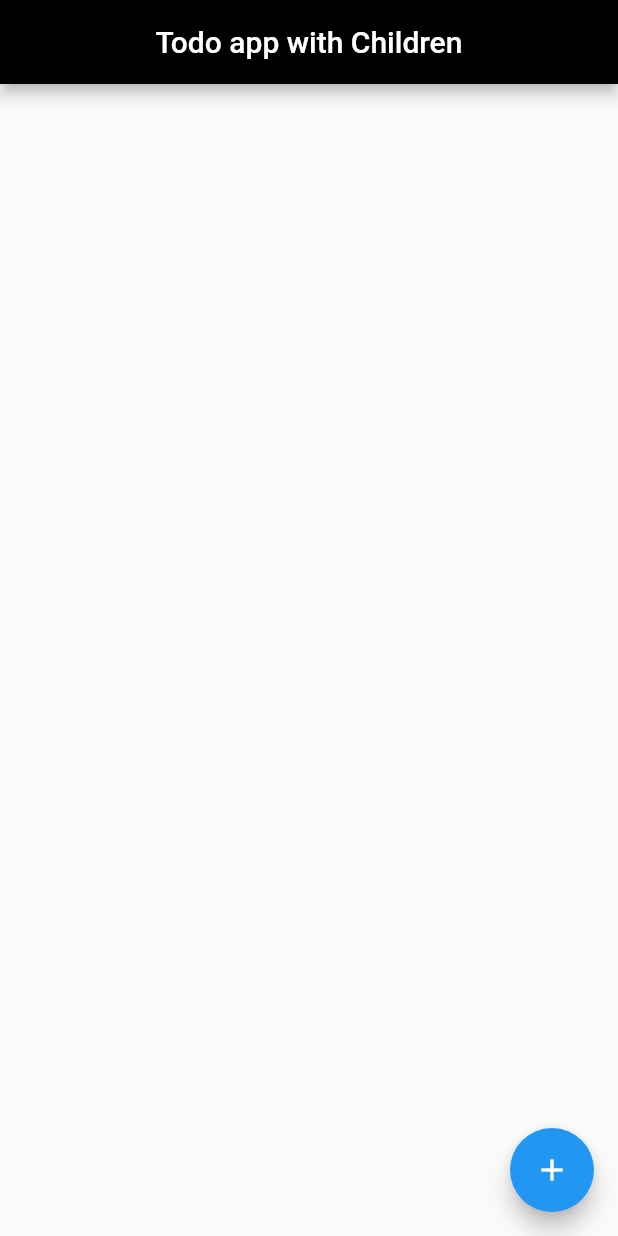
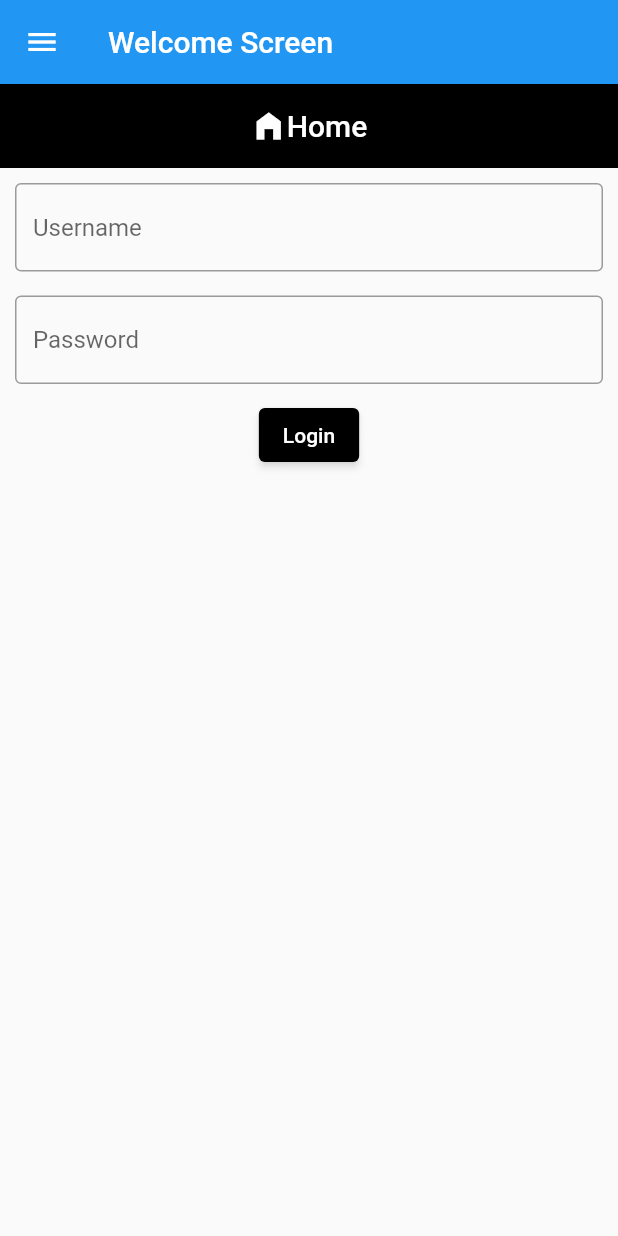
Before and after one commit to ergincetn01/flutter-todo2, a Flutter app: the screen it shows after launch, on a phone screen of 412 x 824 dp. Run offline on Flutter 3.47's test engine with Material 2 defaults, Android fonts, the phone set to English and light mode, and no system bars; drawn by our look-alikes of flutter_form_builder; our stand-ins replace flutter_slidable, hive, hive_flutter; accounts and stored records are empty.

Commit message:
box name modif. drawer components finished

```diff
--- a/lib/data/database.dart
+++ b/lib/data/database.dart
@@ -4,7 +4,7 @@ import 'package:todo2/util/basic_tile.dart';
 class Database {
   List<BasicTile> todoList = [];
 
-  final _myBox = Hive.box('mybox');
+  final _myBox = Hive.box('todo2box');
 
   void insertTodoItem(BasicTile tile) {
     todoList.add(tile);
--- a/lib/main.dart
+++ b/lib/main.dart
@@ -1,12 +1,13 @@
 import "package:flutter/material.dart";
 import "package:hive_flutter/hive_flutter.dart";
-import "package:todo2/pages/home_page.dart";
+import 'package:todo2/pages/home_screen.dart';
+import "package:todo2/pages/welcome_screen.dart";
 import "package:todo2/util/basic_tile.dart";
 
 void main() async {
   await Hive.initFlutter();
   Hive.registerAdapter(BasicTileAdapter());
-  await Hive.openBox('mybox');
+  await Hive.openBox('todo2box');
 
   runApp(const TodoApp());
 }
@@ -17,7 +18,7 @@ class TodoApp extends StatelessWidget {
   @override
   Widget build(BuildContext context) {
     return MaterialApp(
-      home: const HomePage(),
+      home: const WelcomeScreen(title: "Welcome Screen"),
       theme: ThemeData(primarySwatch: Colors.blue),
     );
   }
--- /dev/null
+++ b/lib/pages/home_screen.dart
@@ -0,0 +1,132 @@
+import 'package:flutter/material.dart';
+import 'package:flutter_form_builder/flutter_form_builder.dart';
+
+class HomePage extends StatefulWidget {
+  const HomePage({super.key});
+
+  @override
+  State<HomePage> createState() => _HomePageState();
+}
+
+class _HomePageState extends State<HomePage> {
+  @override
+  Widget build(BuildContext context) {
+
+  final formKey = GlobalKey<FormBuilderState>();
+  final uNameController = TextEditingController();
+  final pswController = TextEditingController();
+
+  void resetValues() {
+    setState(() {
+      uNameController.text = "";
+      pswController.text = "";
+    });
+  }
+
+  return Scaffold(
+    appBar: AppBar(
+      backgroundColor: Colors.black,
+      centerTitle: true,
+      elevation: 0,
+      title: const Row(
+        mainAxisAlignment: MainAxisAlignment.center,
+          children: [
+            Icon(
+              Icons.home_filled,
+              color: Colors.white,
+            ),
+            Text(
+              'Home',
+              style: TextStyle(color: Colors.white),
+            )
+          ],
+        ),
+      ),
+      body: Center(
+        child: FormBuilder(
+          key: formKey,
+          child: Column(children: [
+            Container(
+              padding:
+                const EdgeInsets.only(
+                  top: 10,
+                  left: 10,
+                  right: 10
+                ),
+              child: FormBuilderTextField(
+                name: "uname",
+                decoration: const InputDecoration(
+                  hintText: "Username",
+                  border: OutlineInputBorder(
+                    borderSide: BorderSide(
+                      style: BorderStyle.solid,
+                      width: 4,
+                      color: Colors.red
+                    )
+                  )
+                ),
+                validator: (value) {
+                  if (value == null || value.isEmpty) {
+                    return 'username cannot be empty!';
+                  }
+                  return null;
+                }
+              ),
+            ),
+            Text(uNameController.text),
+            Container(
+              padding: const EdgeInsets.symmetric(horizontal: 10),
+              child: FormBuilderTextField(
+                name: "psw",
+                decoration: const InputDecoration(
+                  hintText: "Password",
+                  border: OutlineInputBorder(
+                    borderSide: BorderSide(
+                      style: BorderStyle.solid,
+                      width: 4,
+                      color: Colors.red
+                      )
+                    )
+                  ),
+                  validator: (value) {
+                    if (value == null || value.isEmpty) {
+                      return 'username cannot be empty!';
+                    }
+                    return null;
+                  }),
+            ),
+            Padding(
+              padding: const EdgeInsets.only(
+                top: 10,
+                bottom: 10
+              ),
+              child: ElevatedButton(
+                style: ElevatedButton.styleFrom(
+                  backgroundColor: Colors.black,
+                  foregroundColor: Colors.white,
+                  shadowColor: Colors.white,
+                ),
+                onPressed: () {
+                  if (formKey.currentState!.saveAndValidate()) {
+                    ScaffoldMessenger.of(context).showSnackBar(
+                      const SnackBar(
+                        duration: Duration(seconds: 2),
+                        content: Row(
+                          children: [
+                            Text("Logging in....")
+                          ],
+                        )
+                      ),
+                    );
+                    resetValues();
+                  }
+                },
+                child: const Text('Login'),
+              ),
+            ),
+          ]),
+        ),
+      )
+    );
+  }
+}
--- a/lib/pages/welcome_screen.dart
+++ b/lib/pages/welcome_screen.dart
@@ -1,6 +1,8 @@
 import 'package:flutter/material.dart';
+import 'package:todo2/pages/home_screen.dart';
+import 'package:todo2/pages/todo_lists_screen.dart';
 import 'package:todo2/widgets/sidebar.dart';
-// import 'package:todoapp/screens/contact_us.dart';
+import 'package:todo2/pages/contact_us.dart';
 // import 'package:todoapp/screens/display_todos.dart';
 // import 'package:todoapp/screens/home_Page.dart';
 // import 'package:todoapp/screens/sidebar.dart';
@@ -19,9 +21,9 @@ class MainPageState extends State<WelcomeScreen> {
   static const TextStyle optionStyle =
       TextStyle(fontSize: 30, fontWeight: FontWeight.bold);
   static const List<Widget> _widgetOptions = <Widget>[
-    // HomePage(),
-    // TodoListPage(),
-    // ContactUs()
+    HomePage(),
+    TodoListPage(),
+    ContactUs(),
   ];
 
   void _onItemTapped(int index) {
--- a/lib/util/basic_tile.dart
+++ b/lib/util/basic_tile.dart
@@ -3,10 +3,12 @@ import 'package:hive/hive.dart';
 class BasicTile {
   final String title;
   late bool isDone;
-  final bool isChild;
+  // final bool isChild;
 
   BasicTile(
-      {required this.title, required this.isDone, required this.isChild});
+      {required this.title, required this.isDone,
+      // required this.isChild
+      });
 }
 
 final basicTiles = <BasicTile>[];
@@ -19,16 +21,16 @@ class BasicTileAdapter extends TypeAdapter<BasicTile> {
   BasicTile read(BinaryReader reader) {
     final title = reader.readString();
     final isDone = reader.readBool();
-    final isChild = reader.readBool();
+    // final isChild = reader.readBool();
 
-    return BasicTile(title: title, isDone: isDone,isChild: isChild);
+    return BasicTile(title: title, isDone: isDone);
   }
 
   @override
   void write(BinaryWriter writer, BasicTile obj) {
     writer.writeString(obj.title);
     writer.writeBool(obj.isDone);
-    writer.writeBool(obj.isChild);
+    // writer.writeBool(obj.isChild);
 
   }
 }
--- a/lib/util/nested_modal_box.dart
+++ b/lib/util/nested_modal_box.dart
@@ -1,6 +1,5 @@
 import 'package:flutter/material.dart';
 import 'package:todo2/util/task_button.dart';
-
 
 class NestedModalBox extends StatelessWidget {
   final controller;
--- a/pubspec.yaml
+++ b/pubspec.yaml
@@ -39,6 +39,8 @@ dependencies:
   # Use with the CupertinoIcons class for iOS style icons.
   cupertino_icons: ^1.0.2
   flutter_slidable: ^1.2.0
+  flutter_form_builder: ^9.1.0
+
 
 dev_dependencies:
   flutter_test:
```
Also changed, not shown: lib/pages/contact_us.dart (added, +37 -0 lines), lib/pages/home_page.dart (deleted, +0 -190 lines), lib/pages/todo_lists_screen.dart (added, +147 -0 lines), lib/util/todo_tile.dart (+22 -23 lines), pubspec.lock.
